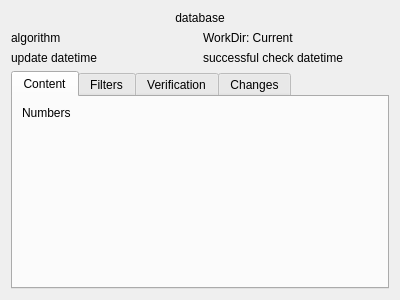
This is src/dbstatusdialog.ui in artemvlas/veretino as Qt 5 draws it before an edit. The edited form follows.
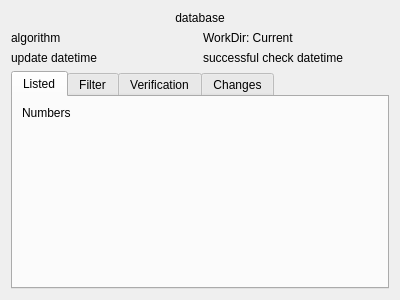
This is the edited form. Custom widgets are drawn as their Qt base class.

Patch:
```diff
--- a/src/dbstatusdialog.ui
+++ b/src/dbstatusdialog.ui
@@ -62,7 +62,7 @@
        </property>
        <widget class="QWidget" name="tabContent">
         <attribute name="title">
-         <string>Content</string>
+         <string>Listed</string>
         </attribute>
         <layout class="QVBoxLayout" name="verticalLayout_3">
          <item>
@@ -79,7 +79,7 @@
        </widget>
        <widget class="QWidget" name="tabFilters">
         <attribute name="title">
-         <string>Filters</string>
+         <string>Filter</string>
         </attribute>
         <layout class="QVBoxLayout" name="verticalLayout">
          <item>
```
Left out of the diff: 4 changed lines with no effect on the pictures.
